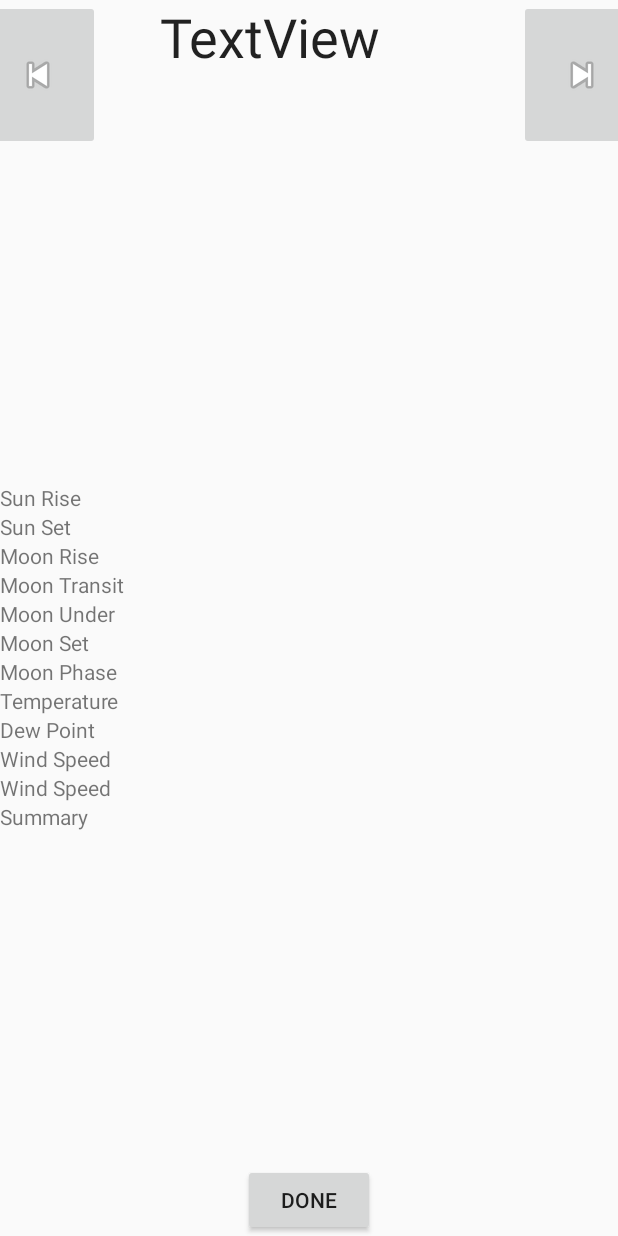
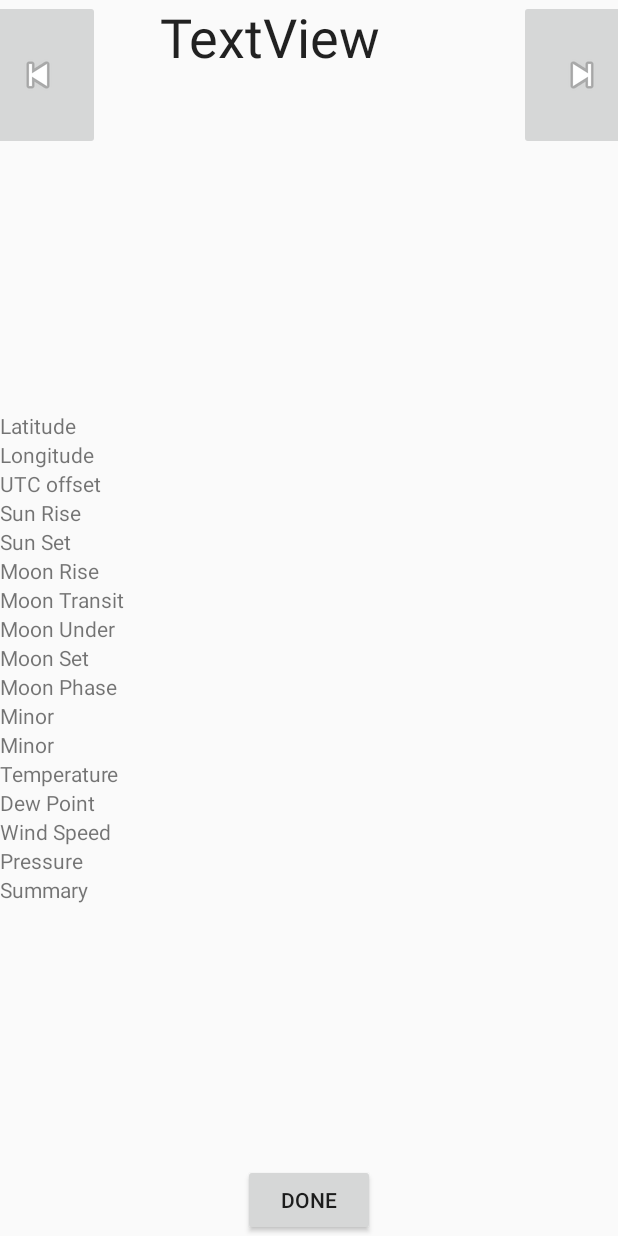
Before and after one commit to dwbuss/Clicker, an Android app: the layout activity_forecast.xml on its own in the app's theme, with its tools: preview values and no code run, on a phone screen of 412 x 824 dp. Run offline under Robolectric (Android 15) with nearby library versions, the phone set to English and light mode, and no system bars.

Commit message:
Fix overlay Fix privs

```diff
--- a/app/src/main/res/layout/activity_forecast.xml
+++ b/app/src/main/res/layout/activity_forecast.xml
@@ -62,7 +62,54 @@
         app:layout_constraintEnd_toEndOf="parent"
         app:layout_constraintStart_toStartOf="parent"
         app:layout_constraintTop_toBottomOf="@+id/dateView">
+        <TableRow
+            android:layout_width="match_parent"
+            android:layout_height="match_parent">
 
+            <TextView
+                android:id="@+id/textView0"
+                android:layout_width="wrap_content"
+                android:layout_height="wrap_content"
+                android:text="Latitude" />
+
+            <TextView
+                android:id="@+id/lat"
+                android:layout_width="wrap_content"
+                android:layout_height="wrap_content"
+                android:text="" />
+        </TableRow>
+        <TableRow
+            android:layout_width="match_parent"
+            android:layout_height="match_parent">
+
+            <TextView
+                android:id="@+id/textView1"
+                android:layout_width="wrap_content"
+                android:layout_height="wrap_content"
+                android:text="Longitude " />
+
+            <TextView
+                android:id="@+id/lon"
+                android:layout_width="wrap_content"
+                android:layout_height="wrap_content"
+                android:text="" />
+        </TableRow>
+        <TableRow
+            android:layout_width="match_parent"
+            android:layout_height="match_parent">
+
+            <TextView
+                android:id="@+id/textView2"
+                android:layout_width="wrap_content"
+                android:layout_height="wrap_content"
+                android:text="UTC offset" />
+
+            <TextView
+                android:id="@+id/offset"
+                android:layout_width="wrap_content"
+                android:layout_height="wrap_content"
+                android:text="" />
+        </TableRow>
             <TableRow
             android:layout_width="match_parent"
             android:layout_height="match_parent">
@@ -181,8 +228,40 @@
                 android:text="" />
 
         </TableRow>
+        <TableRow
+            android:layout_width="match_parent"
+            android:layout_height="match_parent">
 
+            <TextView
+                android:id="@+id/textView9b"
+                android:layout_width="wrap_content"
+                android:layout_height="wrap_content"
+                android:text="Minor" />
 
+            <TextView
+                android:id="@+id/minor"
+                android:layout_width="wrap_content"
+                android:layout_height="wrap_content"
+                android:text="" />
+
+        </TableRow>
+        <TableRow
+            android:layout_width="match_parent"
+            android:layout_height="match_parent">
+
+            <TextView
+                android:id="@+id/textView9c"
+                android:layout_width="wrap_content"
+                android:layout_height="wrap_content"
+                android:text="Minor" />
+
+            <TextView
+                android:id="@+id/major"
+                android:layout_width="wrap_content"
+                android:layout_height="wrap_content"
+                android:text="" />
+
+        </TableRow>
         <TableRow
             android:layout_width="match_parent"
             android:layout_height="match_parent">
@@ -242,7 +321,7 @@
                 android:id="@+id/textView13a"
                 android:layout_width="wrap_content"
                 android:layout_height="wrap_content"
-                android:text="Wind Speed" />
+                android:text="Pressure" />
 
             <TextView
                 android:id="@+id/pressure"
```
Also changed, not shown: app/src/main/java/com/example/clicker/ForecastActivity.java (+48 -18 lines), app/src/main/java/com/example/clicker/MainActivity.java (+21 -28 lines), app/src/main/res/layout/activity_main.xml (+36 -24 lines), app/src/main/res/drawable/ic_catch.png (added), app/src/main/res/drawable/ic_contact.png (added), app/src/main/res/drawable/ic_follow.png (added).
